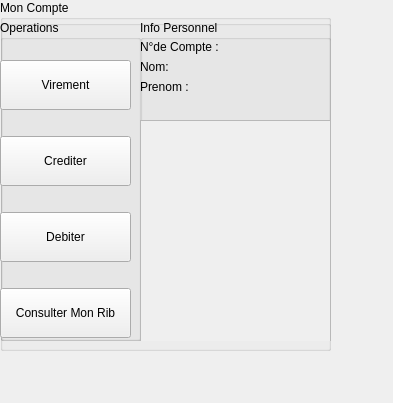
First picture: the form in widget.ui, repository ThavaNix/CompteBancaireUISuite, before the edit.
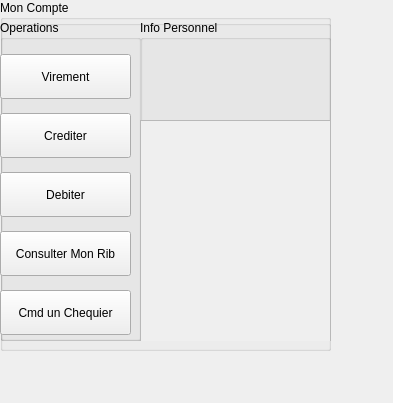
Second picture: the form after the edit.

```diff
--- a/widget.ui
+++ b/widget.ui
@@ -71,12 +71,24 @@
           </rect>
          </property>
          <layout class="QVBoxLayout" name="verticalLayout">
+          <property name="spacing">
+           <number>0</number>
+          </property>
+          <property name="leftMargin">
+           <number>0</number>
+          </property>
+          <property name="topMargin">
+           <number>0</number>
+          </property>
+          <property name="bottomMargin">
+           <number>9</number>
+          </property>
           <item>
            <widget class="QPushButton" name="virementBouton">
             <property name="minimumSize">
              <size>
               <width>0</width>
-              <height>50</height>
+              <height>45</height>
              </size>
             </property>
             <property name="baseSize">
@@ -95,7 +107,7 @@
             <property name="minimumSize">
              <size>
               <width>0</width>
-              <height>50</height>
+              <height>45</height>
              </size>
             </property>
             <property name="text">
@@ -108,7 +120,7 @@
             <property name="minimumSize">
              <size>
               <width>0</width>
-              <height>50</height>
+              <height>45</height>
              </size>
             </property>
             <property name="text">
@@ -121,7 +133,7 @@
             <property name="minimumSize">
              <size>
               <width>0</width>
-              <height>50</height>
+              <height>45</height>
              </size>
             </property>
             <property name="text">
@@ -129,6 +141,19 @@
             </property>
            </widget>
           </item>
+          <item>
+           <widget class="QPushButton" name="cmdChequier">
+            <property name="minimumSize">
+             <size>
+              <width>0</width>
+              <height>45</height>
+             </size>
+            </property>
+            <property name="text">
+             <string>Cmd un Chequier</string>
+            </property>
+           </widget>
+          </item>
          </layout>
         </widget>
        </widget>
@@ -157,7 +182,7 @@
           <item row="4" column="0">
            <widget class="QLabel" name="prenomCompte">
             <property name="text">
-             <string>Prenom : </string>
+             <string/>
             </property>
            </widget>
           </item>
@@ -171,14 +196,20 @@
           <item row="2" column="0">
            <widget class="QLabel" name="nCompte">
             <property name="text">
-             <string>N°de Compte :</string>
+             <string/>
+            </property>
+            <property name="margin">
+             <number>1</number>
             </property>
            </widget>
           </item>
           <item row="3" column="0">
            <widget class="QLabel" name="nomCompte">
             <property name="text">
-             <string>Nom:</string>
+             <string/>
+            </property>
+            <property name="margin">
+             <number>1</number>
             </property>
            </widget>
           </item>
```
Left out of the diff: 5 changed lines with no effect on the pictures.
